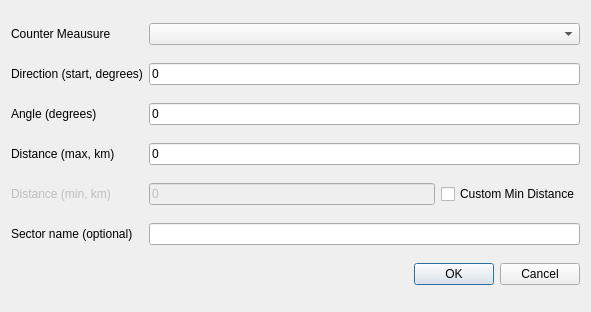
This is SectorPlot/sectorplot_sector_dialog_base.ui in rduivenvoorde/sectorplot as Qt 5 draws it before an edit. The edited form follows.
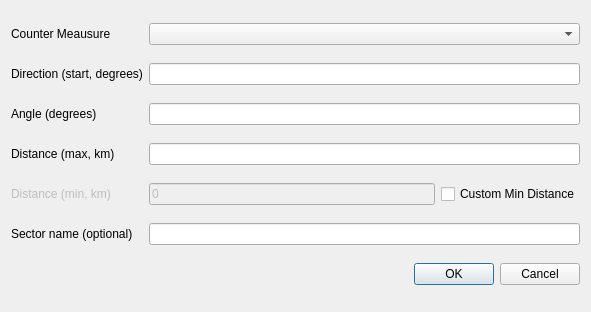
This is the edited form.

```diff
--- a/SectorPlot/sectorplot_sector_dialog_base.ui
+++ b/SectorPlot/sectorplot_sector_dialog_base.ui
@@ -98,30 +98,30 @@
    <item row="4" column="1" colspan="2">
     <widget class="QLineEdit" name="le_distance">
      <property name="inputMask">
-      <string>00000; </string>
+      <string/>
      </property>
      <property name="text">
-      <string>0</string>
+      <string/>
      </property>
     </widget>
    </item>
    <item row="2" column="1" colspan="2">
     <widget class="QLineEdit" name="le_direction">
      <property name="inputMask">
-      <string>000; </string>
+      <string/>
      </property>
      <property name="text">
-      <string>0</string>
+      <string/>
      </property>
     </widget>
    </item>
    <item row="3" column="1" colspan="2">
     <widget class="QLineEdit" name="le_angle">
      <property name="inputMask">
-      <string>000; </string>
+      <string/>
      </property>
      <property name="text">
-      <string>0</string>
+      <string/>
      </property>
     </widget>
    </item>
```
Left out of the diff: 2 changed lines with no effect on the pictures.
